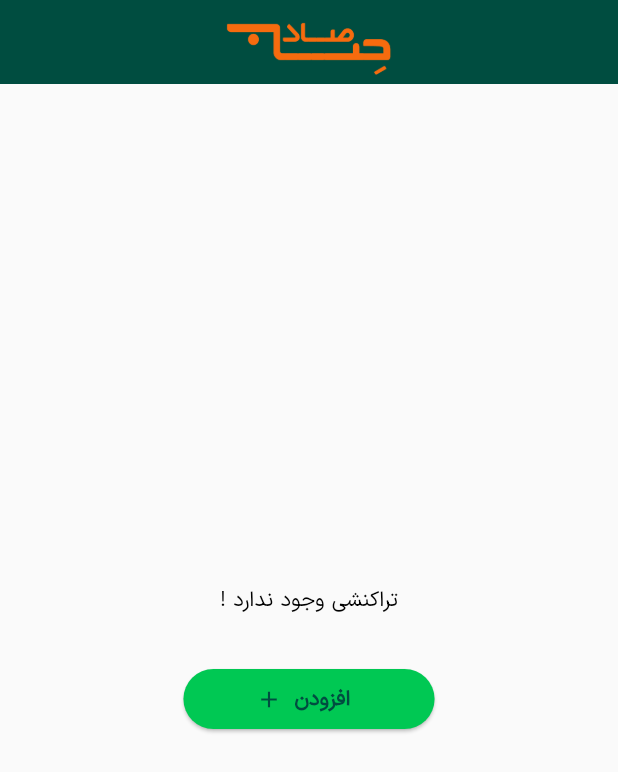
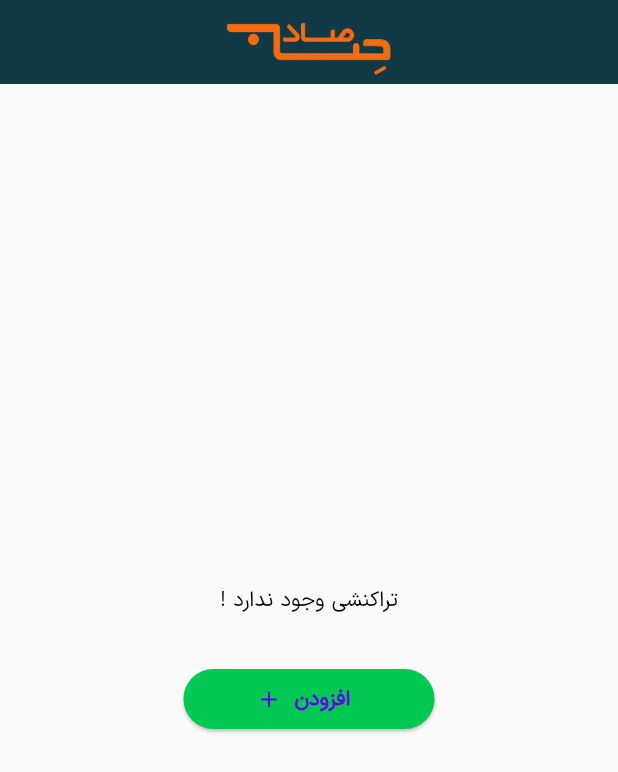
Before and after one commit to MrPouyaSaad/saad_hesab, a Flutter app: the screen it shows after launch, on a phone screen of 412 x 824 dp. Shown: the top 772 px of the screen. Run offline on Flutter 3.47's test engine with Material 2 defaults, Android fonts, the light colour scheme and no system bars; our stand-ins replace animated_splash_screen, get, hive, hive_flutter; missing offline and left inert: persian_datetime_picker; accounts and stored records are empty.

Commit message:
Change Theme

```diff
--- a/lib/add_item/add_item.dart
+++ b/lib/add_item/add_item.dart
@@ -3,6 +3,7 @@ import 'package:flutter/material.dart';
 import 'package:get/get.dart';
 import 'package:hive_flutter/hive_flutter.dart';
 import 'package:persian_datetime_picker/persian_datetime_picker.dart';
+import 'package:saad_hesab/consts/color.dart';
 
 import 'package:saad_hesab/data/data.dart';
 import 'package:saad_hesab/main.dart';
@@ -74,7 +75,7 @@ class _AddScreenState extends State<AddScreen> {
           height: 48,
           child: ElevatedButton(
             style: ElevatedButton.styleFrom(
-              backgroundColor: const Color(0xFF004D40),
+              backgroundColor: primaryColor,
               foregroundColor: Colors.white,
               shape: RoundedRectangleBorder(
                 borderRadius: BorderRadius.circular(36.0),
--- /dev/null
+++ b/lib/consts/color.dart
@@ -0,0 +1,3 @@
+import 'package:flutter/material.dart';
+
+const Color primaryColor = Color(0xff113946);
--- a/lib/home/home_screen.dart
+++ b/lib/home/home_screen.dart
@@ -5,6 +5,7 @@ import 'package:get/get.dart';
 import 'package:hive_flutter/hive_flutter.dart';
 
 import 'package:saad_hesab/add_item/add_item.dart';
+import 'package:saad_hesab/consts/color.dart';
 import 'package:saad_hesab/consts/logo.dart';
 import 'package:saad_hesab/data/data.dart';
 import 'package:saad_hesab/info_screen/info_screen.dart';
@@ -29,7 +30,6 @@ class HomeScreen extends StatelessWidget {
               backgroundColor: backgroundColor,
               //! ─── Appbar ──────────
               appBar: AppBar(
-                backgroundColor: const Color(0xFF004D40),
                 elevation: 0.0,
                 title: Image.asset(
                   logoPath,
@@ -101,7 +101,6 @@ class HomeScreen extends StatelessWidget {
               ),
               //! AppBar -------------------------------
               appBar: AppBar(
-                backgroundColor: const Color(0xFF004D40),
                 elevation: 0.0,
                 title: Image.asset(
                   logoPath,
--- a/lib/main.dart
+++ b/lib/main.dart
@@ -1,6 +1,7 @@
 import 'package:animated_splash_screen/animated_splash_screen.dart';
 import 'package:flutter/material.dart';
 import 'package:hive_flutter/hive_flutter.dart';
+import 'package:saad_hesab/consts/color.dart';
 import 'package:saad_hesab/data/data.dart';
 import 'package:saad_hesab/home/home_screen.dart';
 
@@ -25,12 +26,10 @@ class MyApp extends StatelessWidget {
         useMaterial3: true,
         fontFamily: 'IranSans',
         appBarTheme: const AppBarTheme(
-          backgroundColor: Color(0xFF004D40),
+          backgroundColor: primaryColor,
         ),
-        primaryColor: const Color(0xFF004D40),
-        colorScheme: const ColorScheme.light(
-          primary: Color(0xFF004D40),
-        ),
+        primaryColor: primaryColor,
+        colorScheme: const ColorScheme.light(),
       ),
       home: const SplashScreen(),
     );
@@ -43,8 +42,9 @@ class SplashScreen extends StatelessWidget {
   @override
   Widget build(BuildContext context) {
     return Scaffold(
+      backgroundColor: primaryColor,
       body: AnimatedSplashScreen(
-        duration: 2000,
+        duration: 1500,
         splash: Image.asset('assets/images/saadhesablogo.png'),
         nextScreen: const HomeScreen(),
         splashTransition: SplashTransition.fadeTransition,
```
